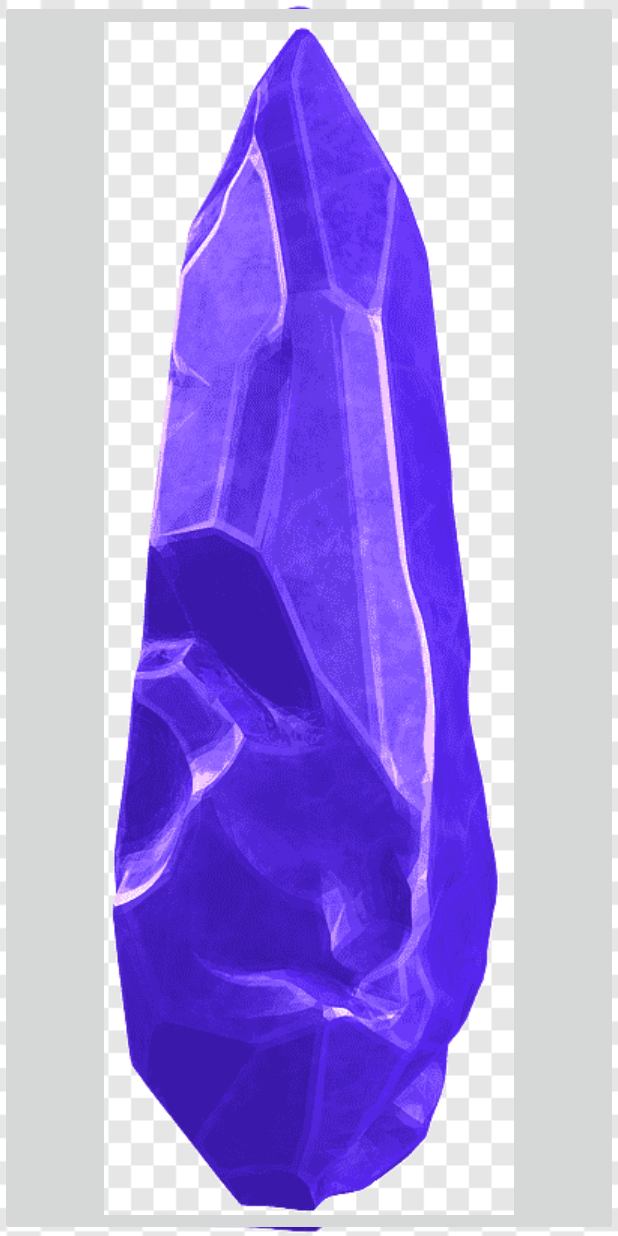
After one commit to walkwitzpeter/App_Development, an Android app: the layout dense_crystal.xml on its own in the app's theme, with its tools: preview values and no code run, on a phone screen of 412 x 824 dp. The commit adds this screen. Run offline under Robolectric (Android 15) with nearby library versions, the phone set to English and light mode, and no system bars.

```diff
--- a/MyClicker/app/src/main/java/com/example/myclicker/DiamondMine.java
+++ b/MyClicker/app/src/main/java/com/example/myclicker/DiamondMine.java
@@ -60,7 +60,7 @@ public class DiamondMine extends AppCompatActivity {
         setContentView(view);
 
 //        mechanicDataManager = new ViewModelProvider(this).get(MechanicDataManager.class);
-        mechanicDataManager.diamondInitializer();
+//        mechanicDataManager.diamondInitializer();
         Log.i("TAG", "crystals" + mechanicDataManager.getCrystals().getValue());
 
         final Observer<Integer> timeObserver = new Observer<Integer>() {
@@ -75,7 +75,7 @@ public class DiamondMine extends AppCompatActivity {
         diamondBinding.diamondMine.setOnClickListener(
                 new View.OnClickListener() {
                     public void onClick(View v) {
-                        mechanicDataManager.addDiamonds(1);
+//                        mechanicDataManager.addDiamonds(1);
                     }
                 }
         );
--- /dev/null
+++ b/MyClicker/app/src/main/res/layout/dense_crystal.xml
@@ -0,0 +1,20 @@
+<?xml version="1.0" encoding="utf-8"?>
+<androidx.constraintlayout.widget.ConstraintLayout xmlns:android="http://schemas.android.com/apk/res/android"
+    xmlns:app="http://schemas.android.com/apk/res-auto"
+    xmlns:tools="http://schemas.android.com/tools"
+    android:id="@+id/dense_crystal"
+    android:layout_width="match_parent"
+    android:layout_height="match_parent"
+    android:background="@drawable/dense_crystal">
+
+    <ImageButton
+        android:id="@+id/denseCrystalButton"
+        android:layout_width="match_parent"
+        android:layout_height="match_parent"
+        app:layout_constraintBottom_toBottomOf="parent"
+        app:layout_constraintEnd_toEndOf="parent"
+        app:layout_constraintHorizontal_bias="0.0"
+        app:layout_constraintStart_toStartOf="parent"
+        app:layout_constraintTop_toTopOf="parent"
+        app:srcCompat="@drawable/dense_crystal" />
+</androidx.constraintlayout.widget.ConstraintLayout>
```
Also changed, not shown: MyClicker/app/src/main/java/com/example/myclicker/MainActivity.java (+74 -4 lines), MyClicker/app/src/main/java/com/example/myclicker/MechanicDataManager.java (+91 -21 lines), MyClicker/app/src/main/res/drawable/dense_crystal.png (added).
